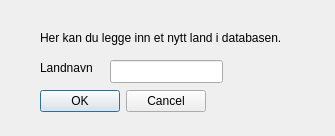
This is src/QT/jobber/jobber/newcountry.ui in andersbo87/sources as Qt 5 draws it before an edit. The edited form follows.
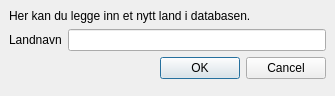
This is the edited form.

The edit to the form file:
```diff
--- a/src/QT/jobber/jobber/newcountry.ui
+++ b/src/QT/jobber/jobber/newcountry.ui
@@ -7,62 +7,45 @@
     <x>0</x>
     <y>0</y>
     <width>335</width>
-    <height>136</height>
+    <height>96</height>
    </rect>
   </property>
+  <property name="minimumSize">
+   <size>
+    <width>335</width>
+    <height>96</height>
+   </size>
+  </property>
   <property name="windowTitle">
    <string>MainWindow</string>
   </property>
   <widget class="QWidget" name="centralwidget">
+   <layout class="QFormLayout" name="formLayout">
+    <item row="0" column="0" colspan="2">
    <widget class="QLabel" name="labelInfo">
-    <property name="geometry">
-     <rect>
-      <x>40</x>
-      <y>30</y>
-      <width>291</width>
-      <height>16</height>
-     </rect>
-    </property>
     <property name="text">
      <string>Her kan du legge inn et nytt land i databasen.</string>
     </property>
    </widget>
-   <widget class="QLineEdit" name="lineEditCountryName">
-    <property name="geometry">
-     <rect>
-      <x>110</x>
-      <y>60</y>
-      <width>113</width>
-      <height>23</height>
-     </rect>
-    </property>
-   </widget>
+    </item>
+    <item row="1" column="0">
    <widget class="QLabel" name="labelCountryName">
-    <property name="geometry">
-     <rect>
-      <x>40</x>
-      <y>60</y>
-      <width>59</width>
-      <height>15</height>
-     </rect>
-    </property>
     <property name="text">
      <string>Landnavn</string>
     </property>
    </widget>
+    </item>
+    <item row="1" column="1">
+     <widget class="QLineEdit" name="lineEditCountryName"/>
+    </item>
+    <item row="2" column="0" colspan="2">
    <widget class="QDialogButtonBox" name="buttonBox">
-    <property name="geometry">
-     <rect>
-      <x>40</x>
-      <y>90</y>
-      <width>166</width>
-      <height>23</height>
-     </rect>
-    </property>
     <property name="standardButtons">
      <set>QDialogButtonBox::Cancel|QDialogButtonBox::Ok</set>
     </property>
    </widget>
+    </item>
+   </layout>
   </widget>
  </widget>
  <resources/>
```
Left out of the diff: 23 changed lines with no effect on the pictures. Lines whose indentation alone changed are shown as unchanged.
